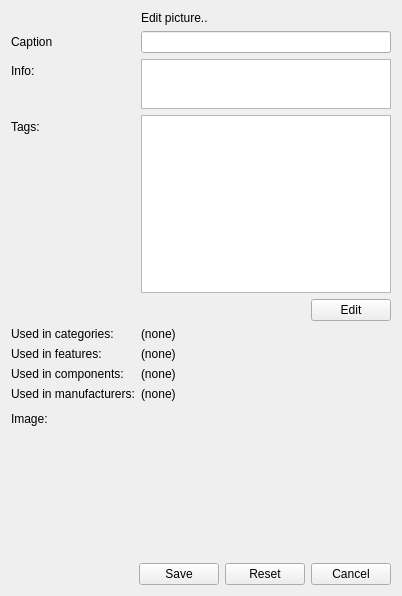
Qt form client/uiforms/picture_edit.ui (Wolframe/configurator) before a commit.
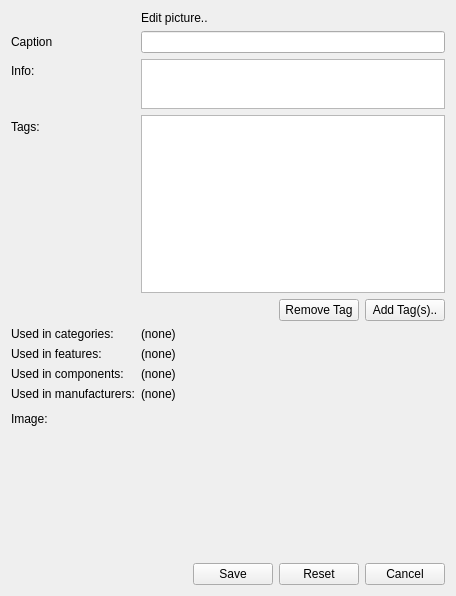
The same form after that commit. Icons and pictures are not drawn. Custom widgets are drawn as their Qt base class.

```diff
--- a/client/uiforms/picture_edit.ui
+++ b/client/uiforms/picture_edit.ui
@@ -6,7 +6,7 @@
    <rect>
     <x>0</x>
     <y>0</y>
-    <width>402</width>
+    <width>456</width>
     <height>596</height>
    </rect>
   </property>
@@ -122,10 +122,20 @@
        </property>
       </spacer>
      </item>
+     <item>
+      <widget class="QPushButton" name="pushButton">
+       <property name="text">
+        <string>Remove Tag</string>
+       </property>
+       <property name="datasignal:clicked" stdset="0">
+        <string>exclude_tag@main.tags</string>
+       </property>
+      </widget>
+     </item>
      <item>
       <widget class="QPushButton" name="add_edit_button">
        <property name="text">
-        <string>Edit</string>
+        <string>Add Tag(s)..</string>
        </property>
        <property name="form" stdset="0">
         <string>tag_select?widgetid={main.widgetid}_tag&amp;tag.selected={tags.id}</string>
```
Left out of the diff: 7 changed lines with no effect on the pictures.
